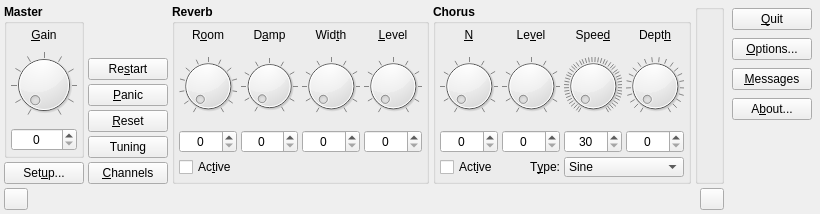
LiamM32/qsynth, file src/qsynthMainForm.ui: the form before one commit.
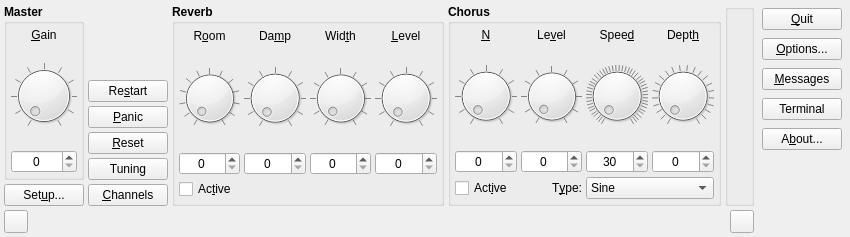
The form after the commit. Icons and pictures are not drawn. Custom widgets are drawn as their Qt base class.

```diff
--- a/src/qsynthMainForm.ui
+++ b/src/qsynthMainForm.ui
@@ -26,8 +26,8 @@
    <rect>
     <x>0</x>
     <y>0</y>
-    <width>820</width>
-    <height>214</height>
+    <width>850</width>
+    <height>237</height>
    </rect>
   </property>
   <property name="windowTitle">
@@ -468,7 +468,7 @@
          </font>
         </property>
         <property name="text">
-         <string>D&amp;amp</string>
+         <string>Da&amp;mp</string>
         </property>
         <property name="alignment">
          <set>Qt::AlignCenter</set>
@@ -674,6 +674,20 @@
        </property>
       </widget>
      </item>
+     <item>
+      <widget class="QPushButton" name="TerminalPushButton">
+       <property name="toolTip">
+        <string>Show Fluidsynth terminal</string>
+       </property>
+       <property name="text">
+        <string>Terminal</string>
+       </property>
+       <property name="icon">
+        <iconset resource="qsynth.qrc">
+         <normaloff>:/images/messages1.png</normaloff>:/images/messages1.png</iconset>
+       </property>
+      </widget>
+     </item>
      <item>
       <widget class="QPushButton" name="AboutPushButton">
        <property name="toolTip">
```
